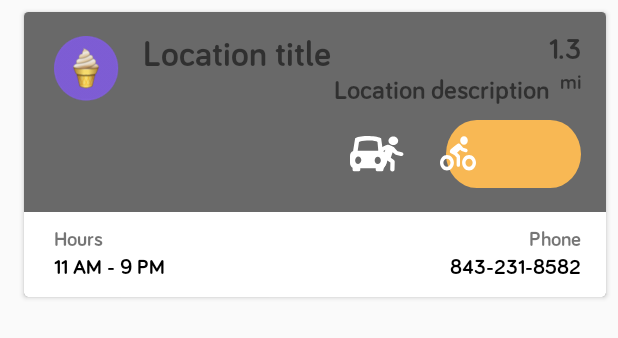
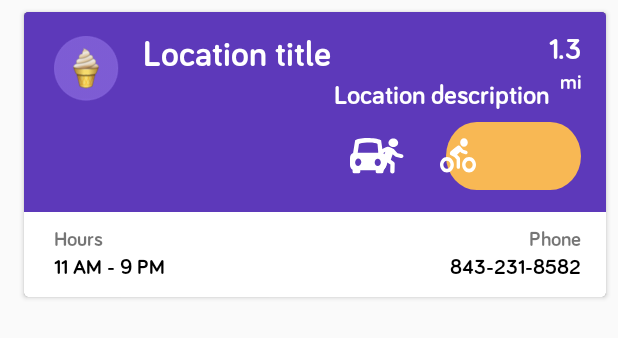
Before and after one commit to mapbox/store-locator-android, an Android app: the layout single_location_map_view_rv_card.xml on its own in the app's theme, with its tools: preview values and no code run, on a phone screen of 412 x 824 dp. Shown: the top 338 px of the screen. Run offline under Robolectric (Android 15) with nearby library versions, the phone set to English and light mode, and no system bars.

Commit message:
layout and color updates

```diff
--- a/StoreLocator/app/src/main/java/com/mapbox/storelocator/adapter/LocationRecyclerViewAdapter.java
+++ b/StoreLocator/app/src/main/java/com/mapbox/storelocator/adapter/LocationRecyclerViewAdapter.java
@@ -142,8 +142,10 @@ public class LocationRecyclerViewAdapter extends
           100f);
         break;
       case R.style.AppTheme_Neutral:
+        card.lowerViewColorSection.setBackgroundColor(ResourcesCompat.getColor(context.getResources(),
+          R.color.lower_view_card_color, null));
         emojiForCircle = ResourcesCompat.getDrawable(context.getResources(), R.drawable.house_icon, null);
-        backgroundCircle = ResourcesCompat.getDrawable(context.getResources(), R.drawable.white_circle, null);
+        backgroundCircle = ResourcesCompat.getDrawable(context.getResources(), R.drawable.cream_circle, null);
         setColors(R.color.white, R.color.black, R.color.black, R.color.black,
           R.color.black, R.color.black,
           R.color.black, R.color.black, R.color.black, R.color.startNavGoButton_neutral_theme);
@@ -215,6 +217,7 @@ public class LocationRecyclerViewAdapter extends
     TextView milesAbbreviationTextView;
     TextView phoneHeaderTextView;
     ConstraintLayout constraintUpperColorSection;
+    View lowerViewColorSection;
     CardView cardView;
     ImageView backgroundCircleImageView;
     ImageView emojiImageView;
@@ -233,6 +236,7 @@ public class LocationRecyclerViewAdapter extends
       backgroundCircleImageView = itemView.findViewById(R.id.background_circle);
       emojiImageView = itemView.findViewById(R.id.emoji);
       constraintUpperColorSection = itemView.findViewById(R.id.constraint_upper_color);
+      lowerViewColorSection = itemView.findViewById(R.id.lower_section_view);
       distanceNumberTextView = itemView.findViewById(R.id.distance_num_tv);
       hoursHeaderTextView = itemView.findViewById(R.id.hours_header_tv);
       milesAbbreviationTextView = itemView.findViewById(R.id.miles_mi_tv);
--- a/StoreLocator/app/src/main/res/layout-land/single_location_map_view_rv_card.xml
+++ b/StoreLocator/app/src/main/res/layout-land/single_location_map_view_rv_card.xml
@@ -34,10 +34,11 @@
             app:layout_constraintLeft_toLeftOf="parent"
             app:layout_constraintRight_toRightOf="parent"
             app:layout_constraintTop_toTopOf="parent"
-            app:layout_constraintVertical_bias="0.0" />
+            app:layout_constraintVertical_bias="0.0"
+            tools:background="@color/colorPrimaryDark_purple" />
 
         <View
-            android:id="@+id/white_view"
+            android:id="@+id/lower_section_view"
             android:layout_width="0dp"
             android:layout_height="0dp"
             android:layout_marginBottom="0dp"
@@ -90,7 +91,8 @@
             android:textSize="24sp"
             app:layout_constraintLeft_toRightOf="@+id/icon_frame_layout"
             app:layout_constraintTop_toTopOf="parent"
-            tools:text="Location title" />
+            tools:text="Location title"
+            tools:textColor="@color/white" />
 
         <TextView
             android:id="@+id/location_description_tv"
@@ -100,11 +102,11 @@
             android:fontFamily="@font/bariol_bold"
             android:maxLines="1"
             android:textSize="18sp"
-            app:layout_constraintBottom_toBottomOf="@+id/icon_frame_layout"
             app:layout_constraintEnd_toStartOf="@+id/distance_num_tv"
             app:layout_constraintLeft_toLeftOf="@+id/location_name_tv"
             app:layout_constraintTop_toBottomOf="@+id/location_name_tv"
-            tools:text="Location description" />
+            tools:text="Location description"
+            tools:textColor="@color/white" />
 
         <TextView
             android:id="@+id/distance_num_tv"
@@ -114,7 +116,8 @@
             android:textSize="@dimen/body_text_size"
             app:layout_constraintEnd_toStartOf="@+id/guideline13"
             app:layout_constraintTop_toTopOf="@+id/location_name_tv"
-            tools:text="1.3" />
+            tools:text="1.3"
+            tools:textColor="@color/white" />
 
         <TextView
             android:id="@+id/miles_mi_tv"
@@ -124,7 +127,8 @@
             android:text="@string/distance"
             android:textSize="@dimen/secondary_text_size"
             app:layout_constraintEnd_toEndOf="@+id/distance_num_tv"
-            app:layout_constraintTop_toBottomOf="@+id/distance_num_tv" />
+            app:layout_constraintTop_toBottomOf="@+id/distance_num_tv"
+            tools:textColor="@color/white" />
 
         <ImageButton
             android:id="@+id/start_navigation_image_button"
--- a/StoreLocator/app/src/main/res/layout/single_location_map_view_rv_card.xml
+++ b/StoreLocator/app/src/main/res/layout/single_location_map_view_rv_card.xml
@@ -34,10 +34,11 @@
             app:layout_constraintLeft_toLeftOf="parent"
             app:layout_constraintRight_toRightOf="parent"
             app:layout_constraintTop_toTopOf="parent"
-            app:layout_constraintVertical_bias="0.0" />
+            app:layout_constraintVertical_bias="0.0"
+            tools:background="@color/colorPrimaryDark_purple" />
 
         <View
-            android:id="@+id/white_view"
+            android:id="@+id/lower_section_view"
             android:layout_width="0dp"
             android:layout_height="0dp"
             android:layout_marginBottom="0dp"
@@ -90,7 +91,8 @@
             android:textSize="24sp"
             app:layout_constraintLeft_toRightOf="@+id/icon_frame_layout"
             app:layout_constraintTop_toTopOf="parent"
-            tools:text="Location title" />
+            tools:text="Location title"
+            tools:textColor="@color/white" />
 
         <TextView
             android:id="@+id/location_description_tv"
@@ -100,11 +102,11 @@
             android:fontFamily="@font/bariol_bold"
             android:maxLines="1"
             android:textSize="18sp"
-            app:layout_constraintBottom_toBottomOf="@+id/icon_frame_layout"
             app:layout_constraintEnd_toStartOf="@+id/distance_num_tv"
             app:layout_constraintLeft_toLeftOf="@+id/location_name_tv"
             app:layout_constraintTop_toBottomOf="@+id/location_name_tv"
-            tools:text="Location description" />
+            tools:text="Location description"
+            tools:textColor="@color/white" />
 
         <TextView
             android:id="@+id/distance_num_tv"
@@ -114,7 +116,8 @@
             android:textSize="@dimen/body_text_size"
             app:layout_constraintEnd_toStartOf="@+id/guideline13"
             app:layout_constraintTop_toTopOf="@+id/location_name_tv"
-            tools:text="1.3" />
+            tools:text="1.3"
+            tools:textColor="@color/white" />
 
         <TextView
             android:id="@+id/miles_mi_tv"
@@ -124,7 +127,8 @@
             android:text="@string/distance"
             android:textSize="@dimen/secondary_text_size"
             app:layout_constraintEnd_toEndOf="@+id/distance_num_tv"
-            app:layout_constraintTop_toBottomOf="@+id/distance_num_tv" />
+            app:layout_constraintTop_toBottomOf="@+id/distance_num_tv"
+            tools:textColor="@color/white" />
 
         <ImageButton
             android:id="@+id/start_navigation_image_button"
--- a/StoreLocator/app/src/main/res/values/colors.xml
+++ b/StoreLocator/app/src/main/res/values/colors.xml
@@ -33,6 +33,7 @@
     <color name="navigationRouteLine_neutral">#00BAFF</color>
     <color name="cardHourAndPhoneTextColor_neutral">#000000</color>
     <color name="startNavGoButton_neutral_theme">#F4A567</color>
+    <color name="lower_view_card_color">#EBF6E3</color>
 
     // Gray theme's colors
     <color name="colorPrimary_gray">#EEF0EF</color>
```
Also changed, not shown: StoreLocator/app/src/main/res/drawable-hdpi/cream_circle.png (added), StoreLocator/app/src/main/res/drawable-mdpi/cream_circle.png (added), StoreLocator/app/src/main/res/drawable-xhdpi/cream_circle.png (added), StoreLocator/app/src/main/res/drawable-xxhdpi/cream_circle.png (added), StoreLocator/app/src/main/res/drawable-xxxhdpi/cream_circle.png (added).
